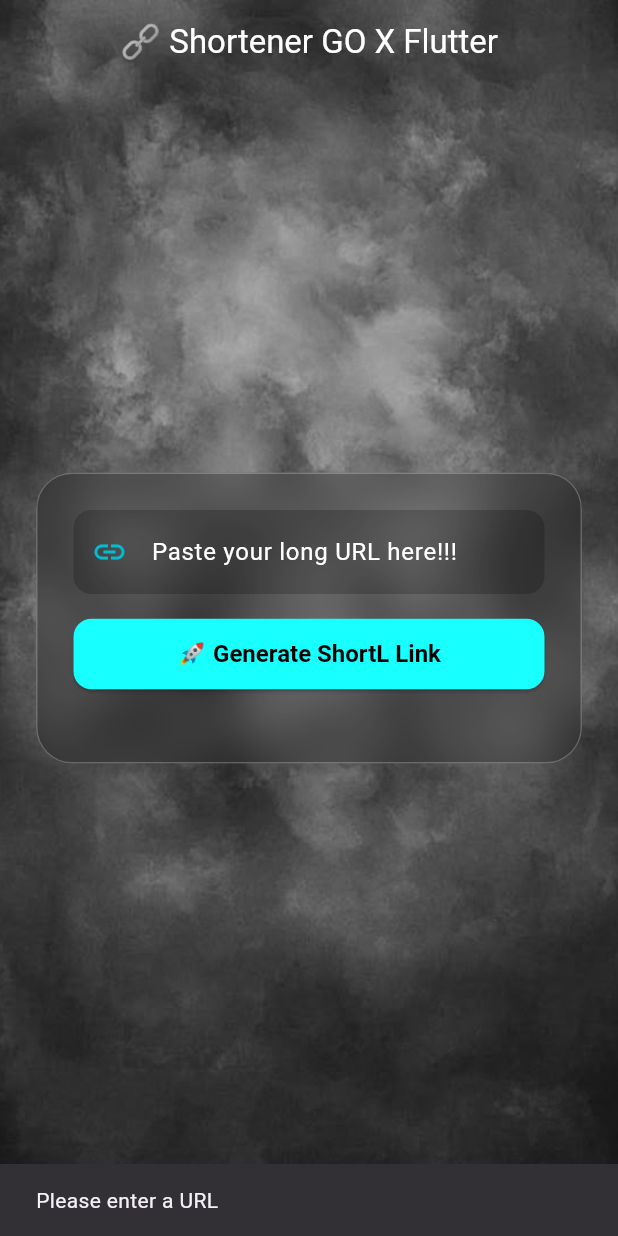
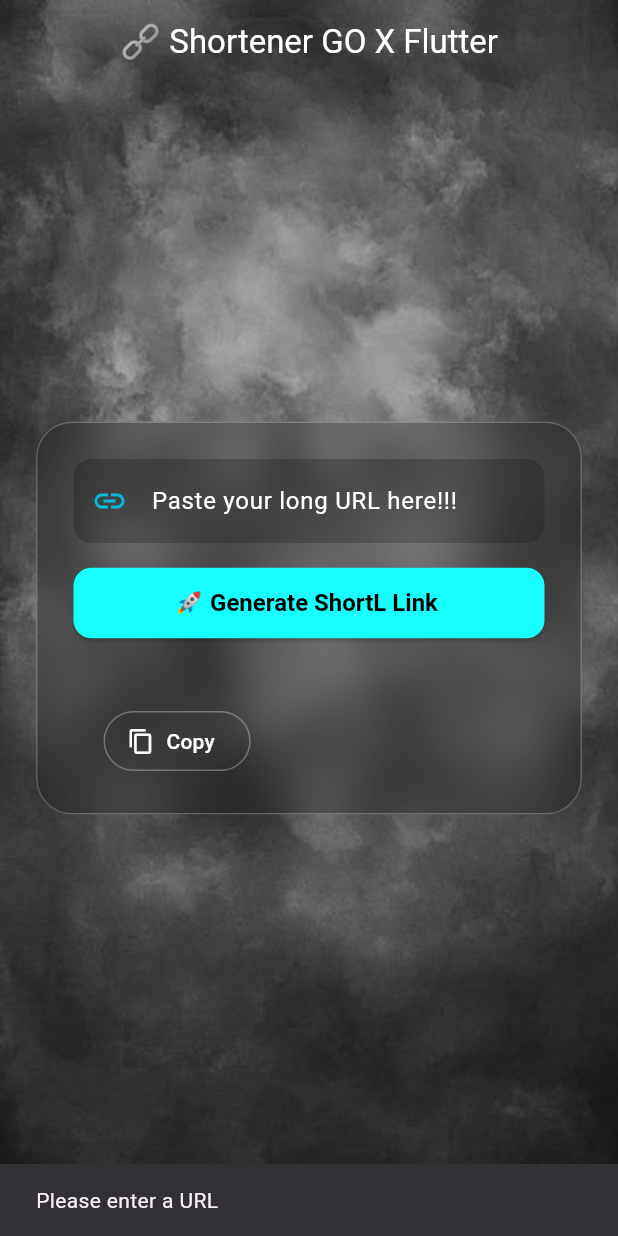
Before and after one commit to mamsky/ShortLink, a Flutter app: the screen it shows after launch, after a tap on "🚀 Generate ShortL Link", on a phone screen of 412 x 824 dp. Run offline on Flutter 3.47's test engine with Material 3 defaults, Android fonts, the light colour scheme and no system bars; our stand-ins replace qr_flutter.

Commit message:
Feature Qrcode and Copy Clipboard

```diff
--- /dev/null
+++ b/lib/models/api_service.dart
@@ -0,0 +1,24 @@
+import 'dart:convert';
+
+import 'package:http/http.dart' as http;
+
+class ApiService {
+  static const String _baseUrl = 'http://10.0.2.2:8080';
+
+  static Future<Map<String, dynamic>> post(
+    String endpoint, {
+    Map<String, dynamic>? body,
+  }) async {
+    final url = Uri.parse('$_baseUrl$endpoint');
+    final response = await http.post(
+      url,
+      headers: {'Content-Type': 'application/json'},
+      body: jsonEncode(body ?? {}),
+    );
+    if (response.statusCode == 200 || response.statusCode == 201) {
+      return jsonDecode(response.body);
+    } else {
+      throw Exception('Failed to POST: ${response.statusCode}');
+    }
+  }
+}
--- a/lib/views/card.dart
+++ b/lib/views/card.dart
@@ -1,10 +1,13 @@
+import 'dart:async';
 import 'dart:ui';
 
 import 'package:flutter/material.dart';
+import 'package:flutter/services.dart';
+import 'package:fluttergo/controllers/shortlink_controller.dart';
+import 'package:qr_flutter/qr_flutter.dart';
 
 class CardView extends StatefulWidget {
   const CardView({super.key});
-
   @override
   State<CardView> createState() => _CardView();
 }
@@ -26,10 +29,33 @@ class _CardView extends State<CardView> {
 
     setState(() {
       _isLoading = true;
-      _shortUrl = longUrl;
-      const Duration(seconds: 100);
-      _isLoading = false;
+      _shortUrl = null;
     });
+
+    try {
+      final result = await ShortlinkController.generateShortLink(longUrl);
+      setState(() {
+        _shortUrl = result;
+      });
+    } catch (e) {
+      ScaffoldMessenger.of(
+        context,
+      ).showSnackBar(SnackBar(content: Text("Error: ${e.toString()}")));
+    } finally {
+      setState(() {
+        _isLoading = false;
+      });
+    }
+  }
+
+  Future<void> _copyToClipboard() async {
+    final shortLink = _shortUrl;
+    if (shortLink == null) return;
+    await Clipboard.setData(ClipboardData(text: shortLink));
+    if (!mounted) return;
+    ScaffoldMessenger.of(
+      context,
+    ).showSnackBar(const SnackBar(content: Text("Copied to clipboard")));
   }
 
   @override
@@ -104,7 +130,7 @@ class _CardView extends State<CardView> {
                                       color: Colors.black,
                                     ),
                                   )
-                                : const Text("🚀 Generate ShortL Link"),
+                                : const Text("🚀 Generate ShortL Link "),
                           ),
                           const SizedBox(height: 24),
                           if (_shortUrl != null)
@@ -129,8 +155,31 @@ class _CardView extends State<CardView> {
                                     decoration: TextDecoration.underline,
                                   ),
                                 ),
+
+                                const SizedBox(height: 20),
+                                QrImageView(
+                                  data: _shortUrl!,
+                                  size: 180,
+                                  backgroundColor: Colors.white,
+                                ),
                               ],
                             ),
+                          const SizedBox(height: 20),
+                          Wrap(
+                            spacing: 12,
+                            children: [
+                              const SizedBox(width: 8),
+                              OutlinedButton.icon(
+                                onPressed: _copyToClipboard,
+                                label: Text("Copy"),
+                                icon: const Icon(Icons.copy),
+                                style: OutlinedButton.styleFrom(
+                                  foregroundColor: Colors.white,
+                                  side: const BorderSide(color: Colors.white30),
+                                ),
+                              ),
+                            ],
+                          ),
                         ],
                       ),
                     ),
--- a/pubspec.yaml
+++ b/pubspec.yaml
@@ -34,6 +34,7 @@ dependencies:
   # The following adds the Cupertino Icons font to your application.
   # Use with the CupertinoIcons class for iOS style icons.
   cupertino_icons: ^1.0.8
+  flutter_dotenv: ^5.2.1
 
 dev_dependencies:
   flutter_test:
@@ -46,6 +47,8 @@ dev_dependencies:
   # rules and activating additional ones.
   flutter_lints: ^5.0.0
   flutter_launcher_icons: ^0.14.4
+  http: ^1.4.0
+  qr_flutter: ^4.0.0
 
 flutter_icons:
   android: true
```
Also changed, not shown: lib/controllers/shortlink_controller.dart (added, +19 -0 lines), pubspec.lock, 1 other file.
